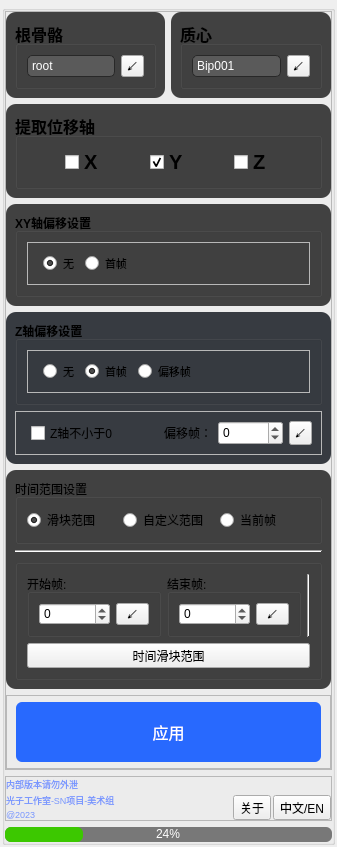
First picture: the form in temp/Root_Motion/ui_root_motion.ui, repository xyg1973/PoseLibrary, before the edit.
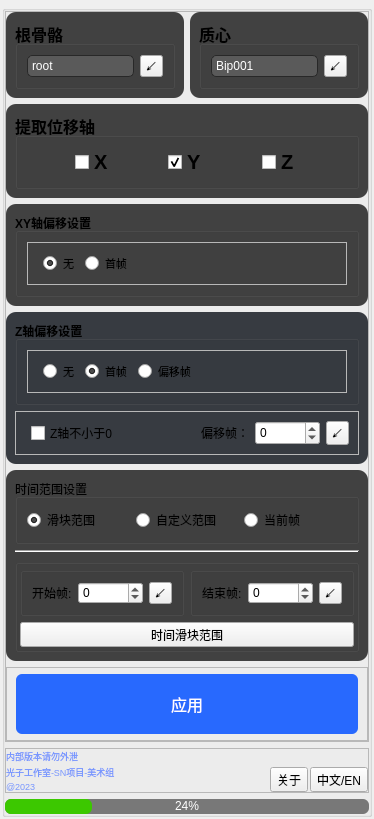
Second picture: the form after the edit.

Commit message: 优化ui

```diff
--- a/temp/Root_Motion/ui_root_motion.ui
+++ b/temp/Root_Motion/ui_root_motion.ui
@@ -6,8 +6,8 @@
    <rect>
     <x>0</x>
     <y>0</y>
-    <width>337</width>
-    <height>751</height>
+    <width>374</width>
+    <height>723</height>
    </rect>
   </property>
   <property name="windowTitle">
@@ -761,14 +761,33 @@
                <string/>
               </property>
               <layout class="QVBoxLayout" name="verticalLayout_8" stretch="0,0">
+               <property name="leftMargin">
+                <number>2</number>
+               </property>
+               <property name="topMargin">
+                <number>2</number>
+               </property>
+               <property name="rightMargin">
+                <number>2</number>
+               </property>
+               <property name="bottomMargin">
+                <number>2</number>
+               </property>
                <item>
                 <layout class="QHBoxLayout" name="horizontalLayout_11">
                  <item>
                   <widget class="QGroupBox" name="groupBox_5">
                    <property name="title">
-                    <string>开始帧:       </string>
+                    <string/>
                    </property>
                    <layout class="QHBoxLayout" name="horizontalLayout_6">
+                    <item>
+                     <widget class="QLabel" name="label_5">
+                      <property name="text">
+                       <string>开始帧:</string>
+                      </property>
+                     </widget>
+                    </item>
                     <item>
                      <widget class="QSpinBox" name="spinBox_frame_start">
                       <property name="sizePolicy">
@@ -778,10 +797,10 @@
                        </sizepolicy>
                       </property>
                       <property name="minimum">
-                       <number>-99999999</number>
+                       <number>-99999</number>
                       </property>
                       <property name="maximum">
-                       <number>999999999</number>
+                       <number>99999</number>
                       </property>
                      </widget>
                     </item>
@@ -804,9 +823,16 @@
                  <item>
                   <widget class="QGroupBox" name="groupBox_6">
                    <property name="title">
-                    <string>结束帧:       </string>
+                    <string/>
                    </property>
                    <layout class="QHBoxLayout" name="horizontalLayout_7">
+                    <item>
+                     <widget class="QLabel" name="label_6">
+                      <property name="text">
+                       <string>结束帧:</string>
+                      </property>
+                     </widget>
+                    </item>
                     <item>
                      <widget class="QSpinBox" name="spinBox_frame_end">
                       <property name="sizePolicy">
@@ -816,10 +842,10 @@
                        </sizepolicy>
                       </property>
                       <property name="minimum">
-                       <number>-99999999</number>
+                       <number>-99999</number>
                       </property>
                       <property name="maximum">
-                       <number>999999999</number>
+                       <number>99999</number>
                       </property>
                      </widget>
                     </item>
@@ -839,13 +865,6 @@
                    </layout>
                   </widget>
                  </item>
-                 <item>
-                  <widget class="Line" name="line_2">
-                   <property name="orientation">
-                    <enum>Qt::Vertical</enum>
-                   </property>
-                  </widget>
-                 </item>
                 </layout>
                </item>
                <item>
```
The commit also changes 1 other file.
